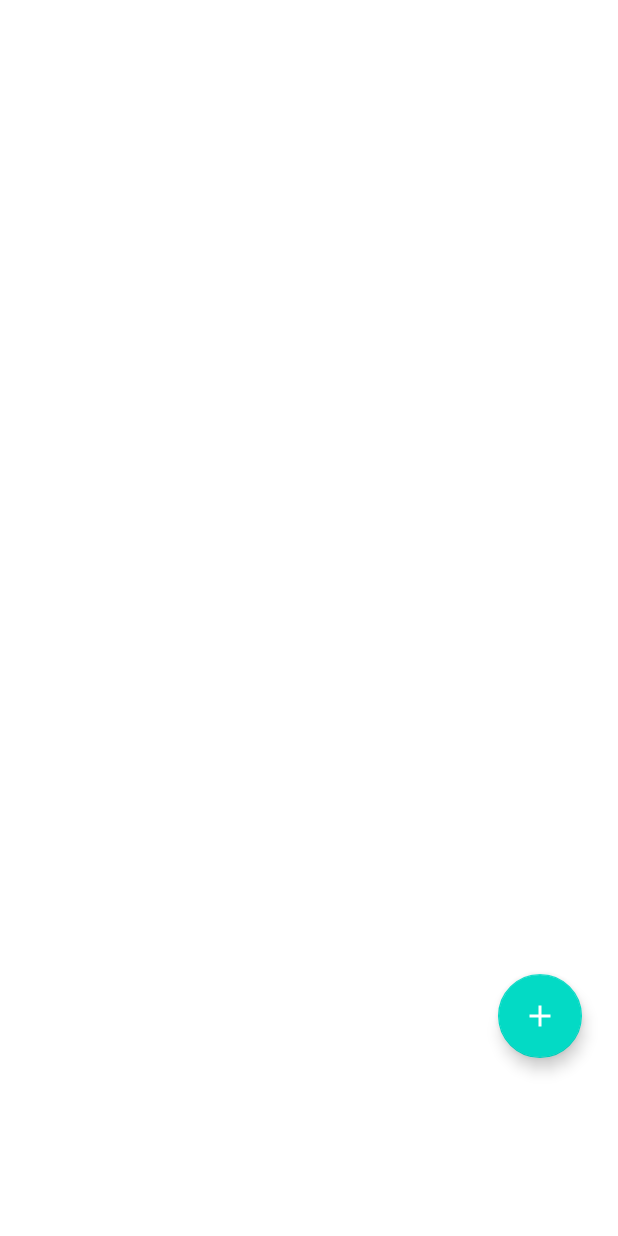
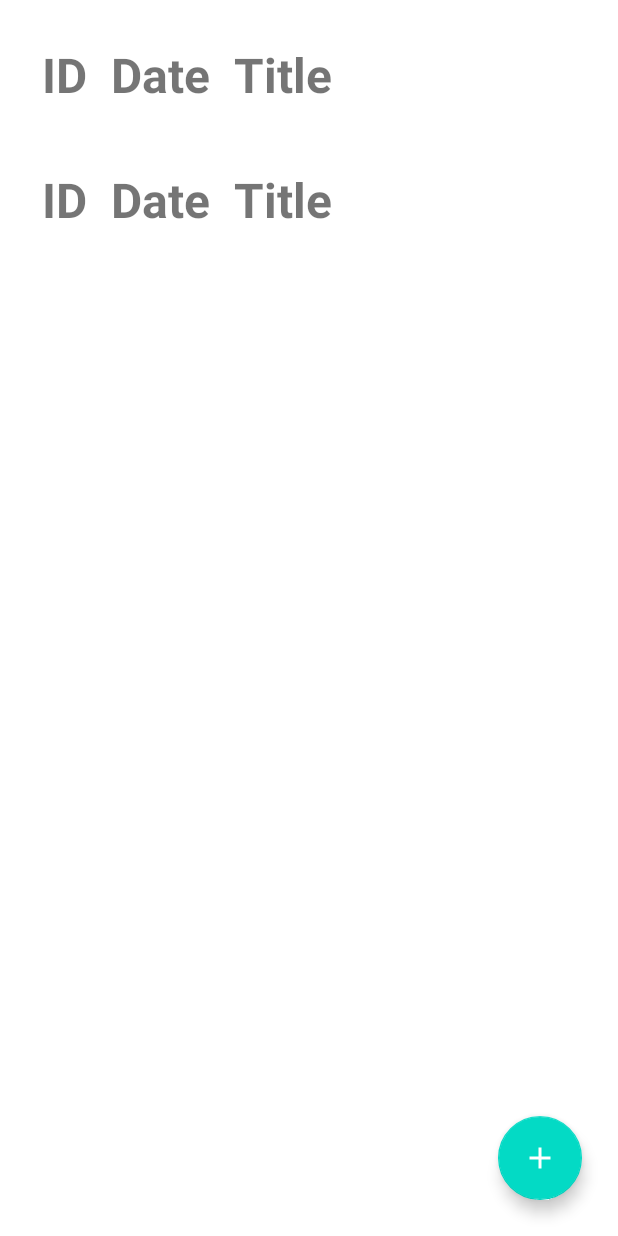
Before and after one commit to Johabeo/Sunny, an Android app: the layout fragment_list.xml on its own in the app's theme, with its tools: preview values and no code run, on a phone screen of 412 x 824 dp. Run offline under Robolectric (Android 15) with nearby library versions, the phone set to English and light mode, and no system bars.

```diff
--- a/app/build.gradle
+++ b/app/build.gradle
@@ -3,7 +3,7 @@ plugins {
     id 'org.jetbrains.kotlin.android'
     id 'kotlin-android-extensions'
     id 'kotlin-kapt'
-//    id 'androidx.navigation.safeargs'
+    id 'androidx.navigation.safeargs'
 
 }
 
@@ -31,7 +31,7 @@ android {
         targetCompatibility JavaVersion.VERSION_1_8
     }
     kotlinOptions {
-        jvmTarget = '1.8'
+        jvmTarget = JavaVersion.VERSION_1_8.toString()
     }
 
 //    buildFeatures{
--- a/app/src/main/res/layout/fragment_add.xml
+++ b/app/src/main/res/layout/fragment_add.xml
@@ -4,7 +4,7 @@
     android:layout_width="match_parent"
     android:layout_height="match_parent"
     android:orientation="vertical"
-    tools:context=".fragments.add.AddFragment"
+    tools:context=".fragments.AddFragment"
     android:layout_margin="24dp">
 
     <EditText
--- a/app/src/main/res/layout/fragment_list.xml
+++ b/app/src/main/res/layout/fragment_list.xml
@@ -3,18 +3,16 @@
     xmlns:app="http://schemas.android.com/apk/res-auto"
     xmlns:tools="http://schemas.android.com/tools"
     android:layout_width="match_parent"
-    android:layout_height="wrap_content"
-    tools:context=".fragments.list.ListFragment">
+    android:layout_height="match_parent"
+    tools:context=".fragments.ListFragment">
 
     <androidx.recyclerview.widget.RecyclerView
-        android:id="@+id/recyclerview"
-        android:layout_width="409dp"
-        android:layout_height="729dp"
-        app:layout_constraintBottom_toBottomOf="parent"
-        app:layout_constraintEnd_toEndOf="parent"
-        app:layout_constraintHorizontal_bias="1.0"
-        app:layout_constraintStart_toStartOf="parent"
-        app:layout_constraintTop_toTopOf="parent" />
+        android:id="@+id/recyclerView"
+        android:layout_width="match_parent"
+        android:layout_height="0dp"
+        tools:itemCount="2"
+        android:layout_weight="1"
+        tools:listitem="@layout/custom_row"/>
 
     <com.google.android.material.floatingactionbutton.FloatingActionButton
         android:id="@+id/floatingActionButton"
--- a/app/src/main/res/layout/fragment_update.xml
+++ b/app/src/main/res/layout/fragment_update.xml
@@ -5,7 +5,7 @@
     android:layout_height="match_parent"
     android:layout_margin="24dp"
     android:orientation="vertical"
-    tools:context=".fragments.add.AddFragment">
+    tools:context=".fragments.AddFragment">
 
     <TextView
         android:id="@+id/editorTitle"
```
Also changed, not shown: app/src/main/java/com/example/sunny/EntryViewModel.kt (renamed from app/src/main/java/com/example/sunny/model/viewmodel/EntryViewModel.kt, +5 -12 lines), app/src/main/java/com/example/sunny/data/Entry.kt (renamed from app/src/main/java/com/example/sunny/model/Entry.kt, +7 -7 lines), app/src/main/java/com/example/sunny/data/EntryDao.kt (+11 -13 lines), app/src/main/java/com/example/sunny/data/EntryDatabase.kt (+9 -6 lines), app/src/main/java/com/example/sunny/data/EntryRepository.kt (added, +33 -0 lines), app/src/main/java/com/example/sunny/fragments/AddFragment.kt (renamed from app/src/main/java/com/example/sunny/fragments/add/AddFragment.kt, +5 -11 lines), app/src/main/java/com/example/sunny/fragments/ListAdapter.kt (renamed from app/src/main/java/com/example/sunny/fragments/list/ListAdapter.kt, +18 -22 lines), app/src/main/java/com/example/sunny/fragments/ListFragment.kt (renamed from app/src/main/java/com/example/sunny/fragments/list/ListFragment.kt, +10 -5 lines), app/src/main/java/com/example/sunny/fragments/UpdateFragment.kt (renamed from app/src/main/java/com/example/sunny/fragments/update/UpdateFragment.kt, +10 -9 lines), app/src/main/java/com/example/sunny/repository/EntryRepository.kt (deleted, +0 -26 lines), app/src/main/res/navigation/nav_graph.xml (+10 -4 lines), build.gradle (+14 -3 lines).
